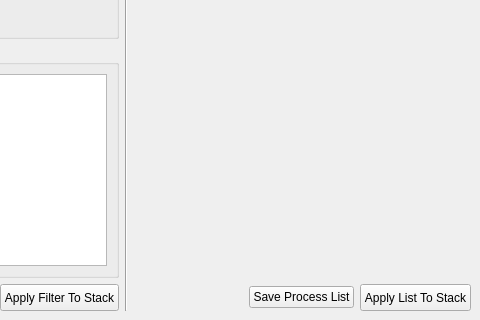
Old version of the form mantidimaging/gui/ui/savu_filters_window.ui in the repository mantidproject/mantidimaging; both pictures show x 227 to 707 and y 331 to 651 of the 707 by 651 pixel window.
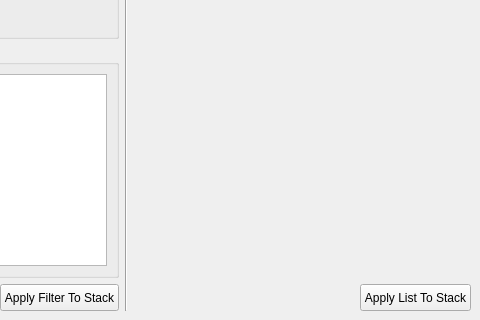
New version of the form. Custom widgets are drawn as their Qt base class.

Commit message: Added Savu docs and fixed filter docs

The edit to the form file:
```diff
--- a/mantidimaging/gui/ui/savu_filters_window.ui
+++ b/mantidimaging/gui/ui/savu_filters_window.ui
@@ -281,13 +281,6 @@
           </property>
          </spacer>
         </item>
-        <item>
-         <widget class="QPushButton" name="saveListButton">
-          <property name="text">
-           <string>Save Process List</string>
-          </property>
-         </widget>
-        </item>
         <item>
          <widget class="QPushButton" name="applyListButton">
           <property name="minimumSize">
```
The commit also changes 21 other files.
